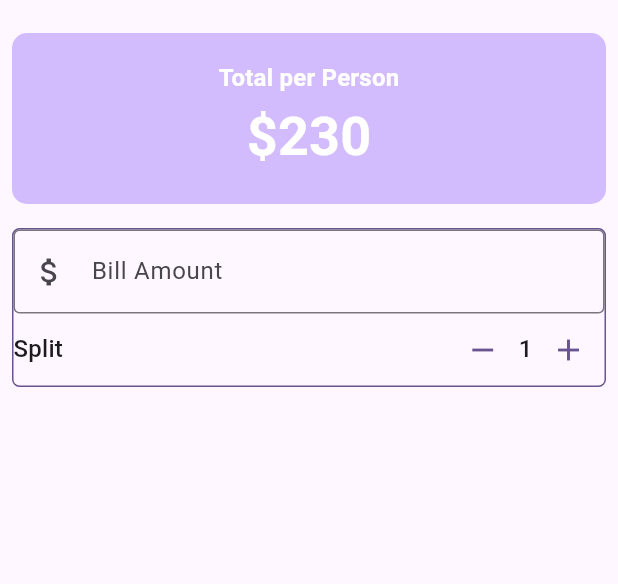
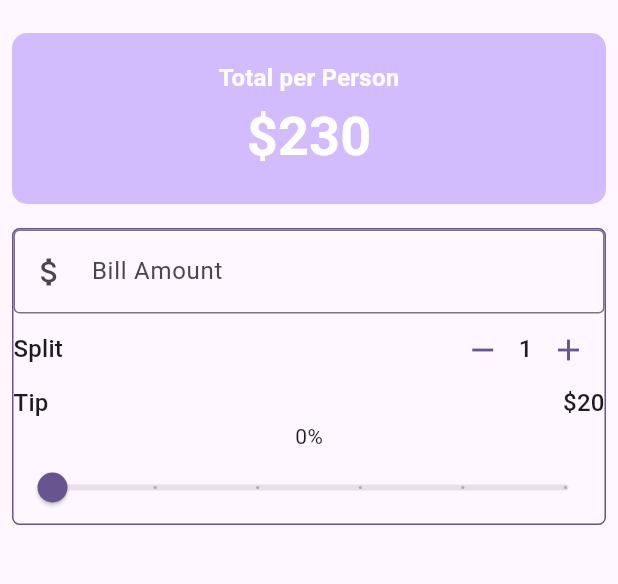
Before and after one commit to sodikinnaa/utip-apps, a Flutter app: the screen it shows after launch, on a phone screen of 412 x 824 dp, the part 63-647 px from its top. Run offline on Flutter 3.47's test engine with Material 3 defaults, Android fonts, the phone set to English and light mode, and no system bars.

Commit message:
Add the TipPercentage and Slider Widgets

```diff
--- a/lib/main.dart
+++ b/lib/main.dart
@@ -29,6 +29,8 @@ class UTip extends StatefulWidget {
 
 class _UTipState extends State<UTip> {
   int _personCount = 1;
+
+  double _tipPercentage = 0.0;
 
   void increment(){
     setState(() {
@@ -107,9 +109,42 @@ class _UTipState extends State<UTip> {
                           "Split",
                           style: theme.textTheme.titleMedium,
                         ),
-                        PersonCounter(theme: theme, personCount: _personCount, onIncrement: increment, onDecrement: decrement)
+                        PersonCounter(
+                          theme: theme,
+                          personCount: _personCount,
+                          onIncrement: increment,
+                          onDecrement: decrement
+                        ),
+                        // Tips Section
+
                       ],
-                    )
+                    ),
+                    Row(
+                      mainAxisAlignment: MainAxisAlignment.spaceBetween,
+                      children: [
+                        Text("Tip",
+                          style: theme.textTheme.titleMedium,),
+                        Text("\$20",
+                          style: theme.textTheme.titleMedium,),
+                      ],
+                    ),
+                    // slider text
+                    Text("${(_tipPercentage*100).round()}%"),
+
+
+                    // tip slider
+                    Slider(
+                      value: _tipPercentage,
+                      onChanged: (value) {
+                        setState(() {
+                          _tipPercentage = value;
+                        });
+                      },
+                      min: 0,
+                      max: 0.5,
+                      divisions: 5,
+                      label: "${(_tipPercentage*100).round()}%",
+                    ),
                   ],
                 ),
             ),
```
